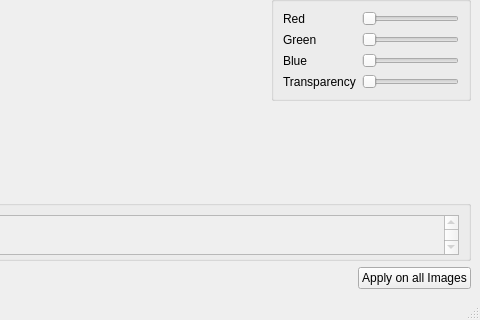
This is ui/ui_radial_profile.ui in neutronimaging/python_notebooks as Qt 5 draws it before an edit; both pictures show x 419 to 899 and y 321 to 641 of the 899 by 641 pixel window. The edited form follows.
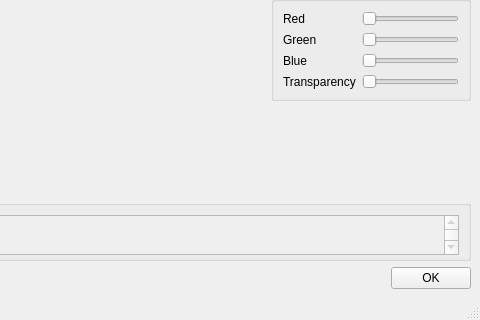
This is the edited form.

```diff
--- a/ui/ui_radial_profile.ui
+++ b/ui/ui_radial_profile.ui
@@ -389,7 +389,7 @@
       <item>
        <widget class="QPushButton" name="apply_button">
         <property name="text">
-         <string>Apply on all Images</string>
+         <string>OK</string>
         </property>
        </widget>
       </item>
```
